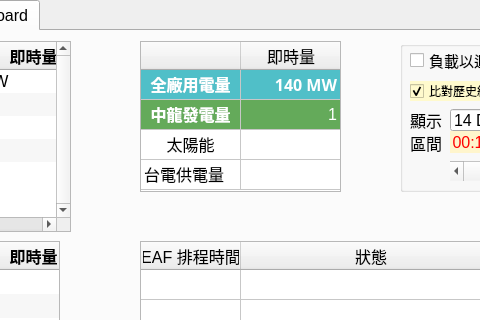
Before: the Qt Designer form ui.ui in JoesphChou/InterfaceForDispatch, drawn with Qt 5; both pictures show x 232 to 712 and y 0 to 320 of the 847 by 838 pixel window.
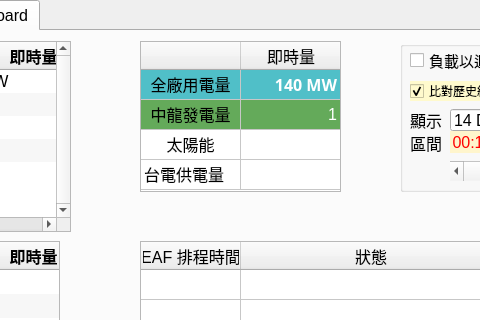
After: the same form once the commit is applied.

Commit message: (1) tw1,tw2,tw3,tableWidget_3,4 的統一集中設定 (2) UI 外觀調整 (3) 修補表頭背景色消失的BUG-->待觀察

```diff
--- a/ui.ui
+++ b/ui.ui
@@ -2597,7 +2597,7 @@
        <font>
         <family>微軟正黑體</family>
         <pointsize>12</pointsize>
-        <bold>true</bold>
+        <bold>false</bold>
        </font>
       </property>
       <property name="textAlignment">
@@ -2612,15 +2612,6 @@
         </color>
        </brush>
       </property>
-      <property name="foreground">
-       <brush brushstyle="SolidPattern">
-        <color alpha="255">
-         <red>255</red>
-         <green>255</green>
-         <blue>255</blue>
-        </color>
-       </brush>
-      </property>
      </item>
      <item row="0" column="1">
       <property name="text">
@@ -2663,7 +2654,7 @@
        <font>
         <family>微軟正黑體</family>
         <pointsize>12</pointsize>
-        <bold>true</bold>
+        <bold>false</bold>
        </font>
       </property>
       <property name="textAlignment">
@@ -2678,15 +2669,6 @@
         </color>
        </brush>
       </property>
-      <property name="foreground">
-       <brush brushstyle="SolidPattern">
-        <color alpha="255">
-         <red>255</red>
-         <green>255</green>
-         <blue>255</blue>
-        </color>
-       </brush>
-      </property>
      </item>
      <item row="1" column="1">
       <property name="text">
```
The commit also changes 2 other files.
